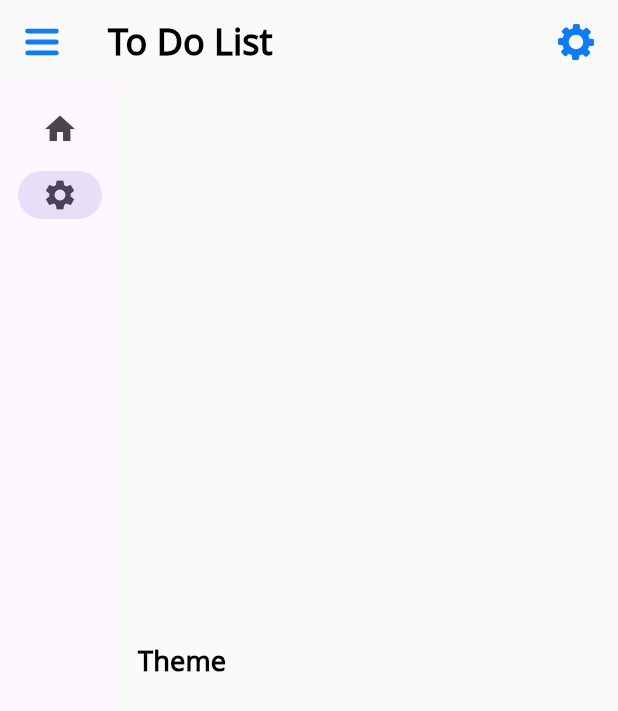
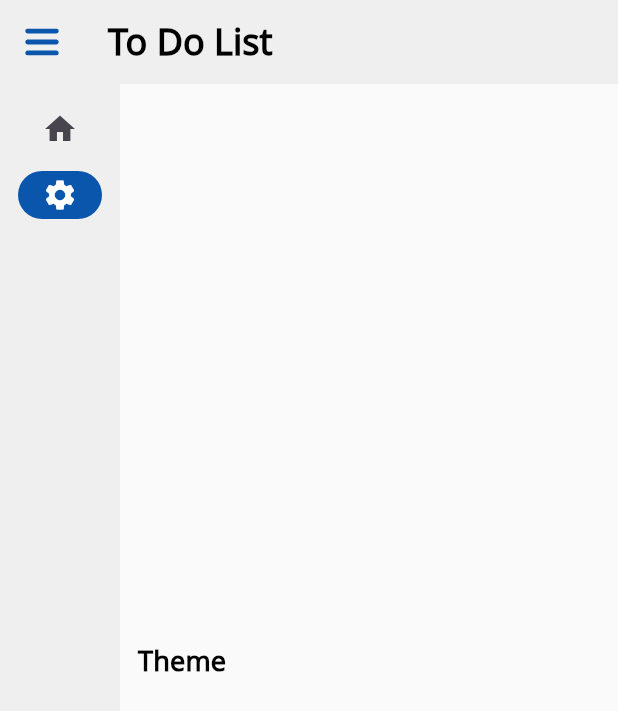
Before and after one commit to kihyun1998/todo_window_app, a Flutter app: the screen it shows after launch, after a tap on "setting", on a phone screen of 412 x 824 dp. Shown: the top 711 px of the screen. Run offline on Flutter 3.47's test engine with Material 3 defaults, Android fonts, the light colour scheme and no system bars; our stand-ins replace flutter_riverpod, flutter_svg; project files that could hold a hidden picture were left out.

Commit message:
radius 적용하기 위한 backgroudn 분리 전

```diff
--- a/lib/src/pages/home_page.dart
+++ b/lib/src/pages/home_page.dart
@@ -23,24 +23,18 @@ class _HomePageState extends State<HomePage> {
       builder: (BuildContext context, WidgetRef ref, Widget? child) => Scaffold(
         appBar: AppBar(
           leading: Button(
-            width: 24,
+            width: 40,
             icon: 'menu',
             type: ButtonType.flat,
             size: ButtonSize.small,
             onPressed: () {},
           ),
           title: Text(S.current.todolist),
-          actions: [
-            Button(
-              icon: 'setting',
-              type: ButtonType.flat,
-              size: ButtonSize.small,
-              onPressed: () {},
-            )
-          ],
         ),
         // drawer: const Drawer(),
-        body: Row(
+        body: Container(
+          decoration: BoxDecoration(borderRadius: BorderRadius.circular(10)),
+          child: Row(
             children: [
               NavigationRail(
                 selectedIndex: index,
@@ -58,7 +52,10 @@ class _HomePageState extends State<HomePage> {
                   ),
                 ],
               ),
-            Center(
+              Container(
+                decoration: BoxDecoration(
+                  borderRadius: BorderRadius.circular(10.0),
+                ),
                 child: TextButton(
                   onPressed: ref.watch(themeProvider.notifier).toggleTheme,
                   child: Text(
@@ -70,6 +67,7 @@ class _HomePageState extends State<HomePage> {
             ],
           ),
         ),
+      ),
     );
   }
 }
--- a/lib/src/service/theme_riverpod.dart
+++ b/lib/src/service/theme_riverpod.dart
@@ -32,7 +32,7 @@ extension ThemeServiceExt on WidgetRef {
     return ThemeData(
       scaffoldBackgroundColor: theme.color.surface,
       appBarTheme: AppBarTheme(
-        backgroundColor: theme.color.surface,
+        backgroundColor: theme.color.navRailBackground,
         elevation: 0,
         centerTitle: false,
         iconTheme: IconThemeData(
@@ -42,6 +42,12 @@ extension ThemeServiceExt on WidgetRef {
           color: theme.color.text,
         ),
       ),
+      navigationRailTheme: NavigationRailThemeData(
+          backgroundColor: theme.color.navRailBackground,
+          indicatorColor: theme.color.primary,
+          selectedIconTheme: IconThemeData(
+            color: theme.color.onPrimary,
+          )),
     );
   }
 }
--- a/lib/style/dart_theme.dart
+++ b/lib/style/dart_theme.dart
@@ -10,6 +10,7 @@ class DarkTheme implements AppTheme {
   @override
   AppColor color = AppColor(
     surface: Palette.grey800,
+    navRailBackground: Palette.grey850,
     background: Palette.black.withOpacity(0.55),
     text: Palette.grey100,
     subtext: Palette.grey500,
@@ -21,7 +22,7 @@ class DarkTheme implements AppTheme {
     inactive: Palette.grey500,
     inactiveContainer: Palette.grey700,
     onInactiveContainer: Palette.grey400,
-    primary: Palette.blue,
+    primary: Palette.navy,
     onPrimary: Palette.white,
     secondary: Palette.red,
     onSecondary: Palette.white,
--- a/lib/style/foundation/app_color.dart
+++ b/lib/style/foundation/app_color.dart
@@ -2,6 +2,7 @@ part of 'app_theme.dart';
 
 class AppColor {
   const AppColor({
+    required this.navRailBackground,
     required this.surface,
     required this.background,
     required this.text,
@@ -25,6 +26,7 @@ class AppColor {
   /// Surface
   final Color surface;
   final Color background;
+  final Color navRailBackground;
 
   /// Toast
   final Color toastContainer;
--- a/lib/style/light_theme.dart
+++ b/lib/style/light_theme.dart
@@ -10,6 +10,7 @@ class LightTheme implements AppTheme {
   @override
   AppColor color = AppColor(
     surface: Palette.grey100,
+    navRailBackground: Palette.grey200,
     background: Palette.black.withOpacity(0.55),
     text: Palette.black,
     subtext: Palette.grey700,
@@ -21,7 +22,7 @@ class LightTheme implements AppTheme {
     inactive: Palette.grey400,
     inactiveContainer: Palette.grey250,
     onInactiveContainer: Palette.white,
-    primary: Palette.blue,
+    primary: Palette.navy,
     onPrimary: Palette.white,
     secondary: Palette.red,
     onSecondary: Palette.white,
--- a/lib/style/resource/palette.dart
+++ b/lib/style/resource/palette.dart
@@ -2,7 +2,7 @@ import 'package:flutter/material.dart';
 
 abstract class Palette {
   /// Chromatic color (유채색)
-  static Color blue = const Color(0xFF0E7CF4);
+  static Color navy = const Color.fromARGB(255, 10, 86, 173);
   static Color red = const Color(0xFFFB432F);
   static Color yellow = const Color(0xFFFEC85B);
 
```
Lines whose indentation alone changed are shown as unchanged.
